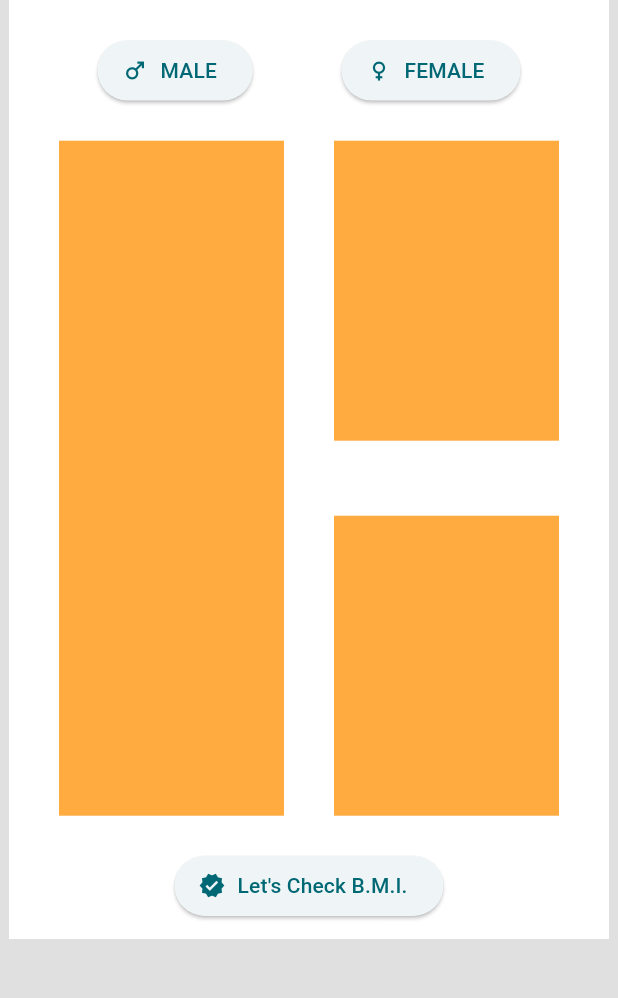
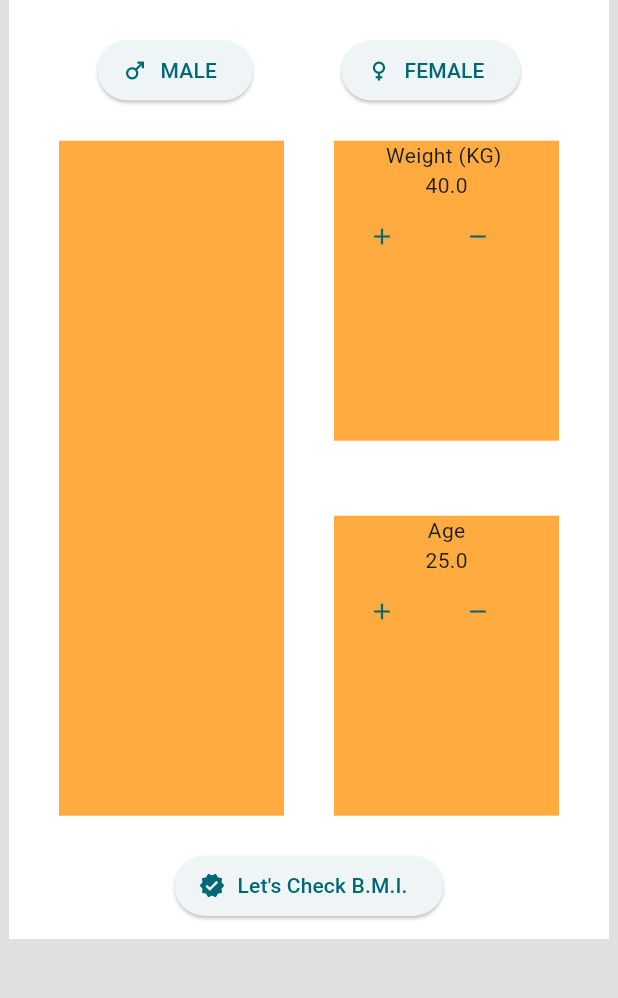
Before and after one commit to mrloknath/BMI-Calculator, a Flutter app: the screen it shows after launch, on a phone screen of 412 x 824 dp, the part 204-1202 px from its top. Run offline on Flutter 3.47's test engine with Material 3 defaults, Android fonts, the light colour scheme and no system bars.

Commit message:
19.08.24 9:40

```diff
--- a/lib/home.dart
+++ b/lib/home.dart
@@ -58,8 +58,6 @@ class HomeScreen extends StatefulWidget{
   State<StatefulWidget> createState() => _HomeScreen();
 
 }
-
-
 class _HomeScreen extends State<HomeScreen>{
   @override
   Widget build(BuildContext context) {
@@ -106,11 +104,13 @@ class _HomeScreen extends State<HomeScreen>{
                         height: 200,
                         width: 150,
                         color: Colors.orangeAccent,
+                        child: AgeWeight(string: "Weight (KG) ", amount: 40),
                       ),
                       Container(
                         height: 200,
                         width: 150,
                         color: Colors.orangeAccent,
+                        child: AgeWeight(string: "Age", amount: 25),
                       )
                     ],
                   )
@@ -133,3 +133,38 @@ class _HomeScreen extends State<HomeScreen>{
   }
 
 }
+
+
+
+/*---------------------Custom widget for Age & Weight----------------------*/
+class AgeWeight extends StatefulWidget{
+  AgeWeight({super.key, required this.string, required this.amount});
+  String string;
+  double amount;
+  @override
+  State<StatefulWidget> createState() => _AgeWeight();
+}
+class _AgeWeight  extends State<AgeWeight>{
+  void increment(){ setState(() {widget.amount++;});}
+  void decrement(){setState(() { widget.amount--;});}
+  @override
+  Widget build(BuildContext context) {
+    return Column(
+      children: <Widget>[
+        Text(widget.string),
+        Text("${widget.amount}"),
+        Row(
+          children: [
+            TextButton(
+                onPressed: (){ increment();},
+                child: const Icon(Icons.add)),
+            TextButton(
+                onPressed: (){ decrement();},
+                child: const Icon(Icons.remove)),
+          ],
+        )
+      ],
+    );
+  }
+
+}
```
